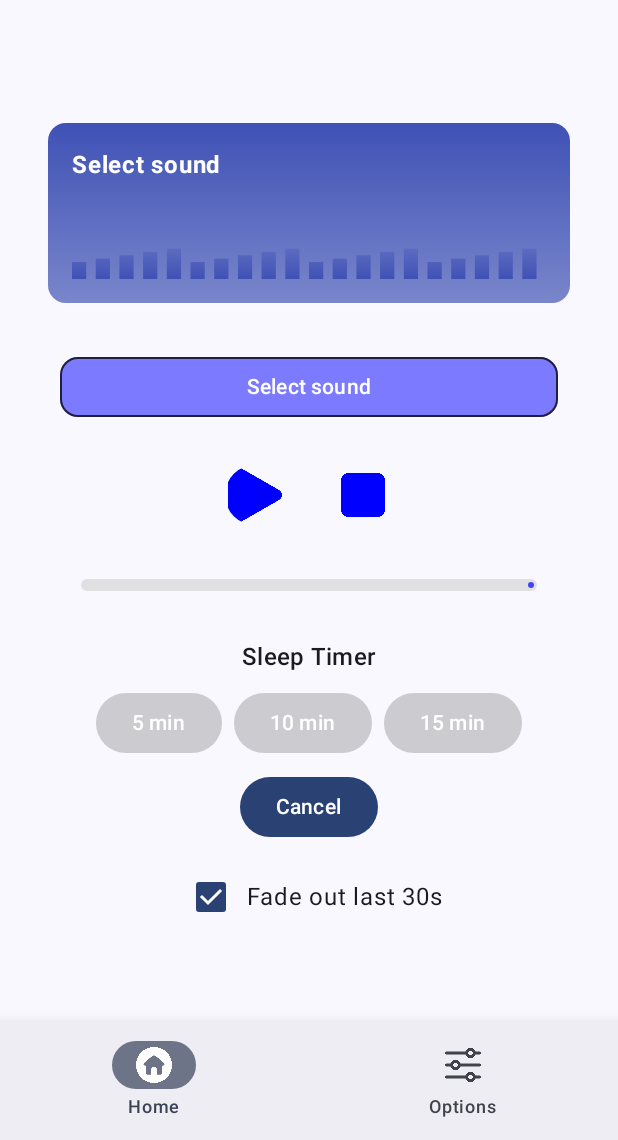
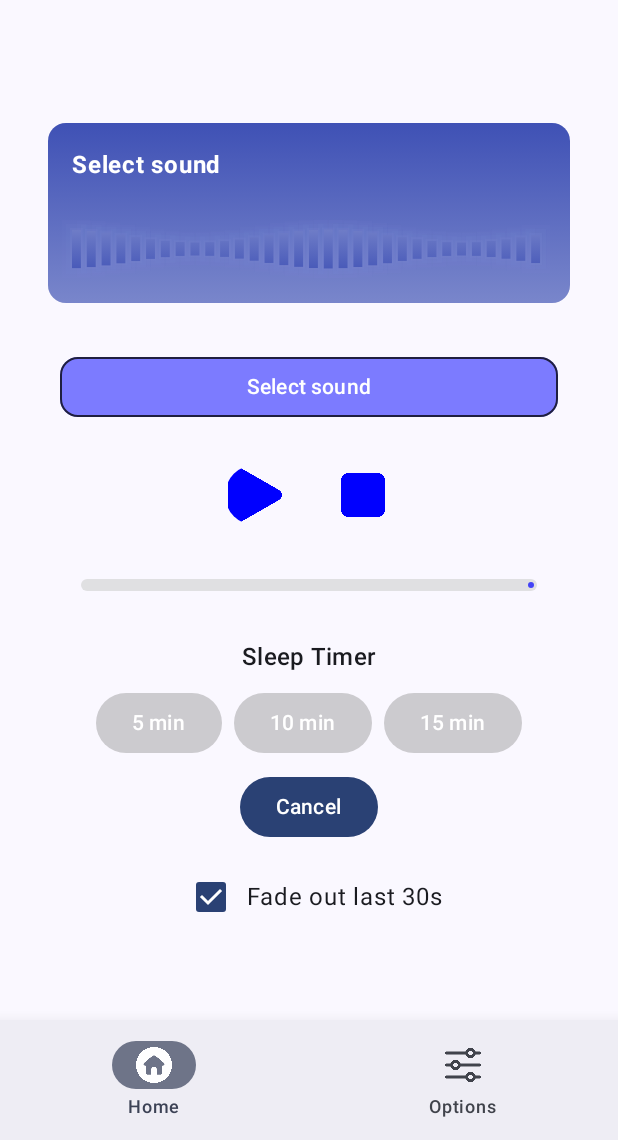
Before and after one commit to Pavball/WhiteNoise, an Android app built with Jetpack Compose: the screen it shows after launch (MainActivity), on a phone screen of 412 x 824 dp, the part 96-1236 px from its top. Run offline under Robolectric (Android 15) with nearby library versions, the phone set to English and light mode, and no system bars; our stand-ins replace Compose Multiplatform resources.

Commit message:
[ANDROID] - Slight adjustments

```diff
--- a/composeApp/src/commonMain/kotlin/pavball/hr/whitenoise/ui/components/NowPlayingCard.kt
+++ b/composeApp/src/commonMain/kotlin/pavball/hr/whitenoise/ui/components/NowPlayingCard.kt
@@ -56,7 +56,9 @@ fun NowPlayingCard(
                 }
             }
 
-            // 🎵 Add animated waveform
+            Spacer(modifier = Modifier.height(8.dp))
+
+            // Add animated waveform
             WaveformVisualizer(
                 isPlaying = isPlaying,
                 soundType = soundKey,
--- a/composeApp/src/commonMain/kotlin/pavball/hr/whitenoise/ui/components/WaveFormVisualizer.kt
+++ b/composeApp/src/commonMain/kotlin/pavball/hr/whitenoise/ui/components/WaveFormVisualizer.kt
@@ -17,6 +17,8 @@ import androidx.compose.ui.geometry.Size
 import androidx.compose.ui.graphics.Brush
 import androidx.compose.ui.graphics.Color
 import androidx.compose.ui.unit.dp
+import kotlin.math.PI
+import kotlin.math.sin
 
 @Composable
 fun WaveformVisualizer(
@@ -26,49 +28,88 @@ fun WaveformVisualizer(
 ) {
     val infiniteTransition = rememberInfiniteTransition(label = "wave")
 
-    // 🎵 Animate amplitude differently based on play state
-    val amplitude by infiniteTransition.animateFloat(
-        initialValue = if (isPlaying) 0.3f else 0.5f,
-        targetValue = if (isPlaying) 1f else 0.7f,
+    // Base amplitude that oscillates (drives both bar height and glow intensity)
+    val baseAmplitude by infiniteTransition.animateFloat(
+        initialValue = 0.3f,
+        targetValue = if (isPlaying) 1f else 0.6f,
         animationSpec = infiniteRepeatable(
             animation = tween(
-                durationMillis = if (isPlaying) 500 else 2500, // faster beat vs gentle pulse
+                durationMillis = if (isPlaying) 800 else 2000,
                 easing = LinearEasing
             ),
             repeatMode = RepeatMode.Reverse
         ),
-        label = "amplitude"
+        label = "baseAmplitude"
     )
 
-    // 🌈 Dynamic gradient based on sound type
-    val gradient = when (soundType) {
-        "ocean" -> Brush.verticalGradient(
-            listOf(Color(0xFF42A5F5), Color(0xFF1976D2))
-        )
-        "forest" -> Brush.verticalGradient(
-            listOf(Color(0xFF66BB6A), Color(0xFF2E7D32))
-        )
-        "rain" -> Brush.verticalGradient(
-            listOf(Color(0xFF90A4AE), Color(0xFF546E7A))
-        )
-        else -> Brush.verticalGradient(
-            listOf(Color(0xFF7986CB), Color(0xFF3F51B5))
-        )
+    // Horizontal phase motion
+    val phaseShift by infiniteTransition.animateFloat(
+        initialValue = 0f,
+        targetValue = (2f * PI).toFloat(),
+        animationSpec = infiniteRepeatable(
+            animation = tween(
+                durationMillis = if (isPlaying) 1500 else 4000,
+                easing = LinearEasing
+            ),
+            repeatMode = RepeatMode.Restart
+        ),
+        label = "phaseShift"
+    )
+
+    // Gradients per sound type
+    val (mainGradient, glowColor) = when (soundType) {
+        "ocean" -> Brush.verticalGradient(listOf(Color(0xFF42A5F5), Color(0xFF1976D2))) to Color(0xFF42A5F5)
+        "forest" -> Brush.verticalGradient(listOf(Color(0xFF66BB6A), Color(0xFF2E7D32))) to Color(0xFF66BB6A)
+        "rain" -> Brush.verticalGradient(listOf(Color(0xFF90A4AE), Color(0xFF546E7A))) to Color(0xFF90A4AE)
+        else -> Brush.verticalGradient(listOf(Color(0xFF7986CB), Color(0xFF3F51B5))) to Color(0xFF7986CB)
     }
 
-    Canvas(modifier = modifier.fillMaxWidth().height(100.dp)) {
-        val barCount = 20
+    Canvas(modifier = modifier.fillMaxWidth().height(80.dp)) {
+        val barCount = 32
         val barWidth = size.width / barCount
+        val centerY = size.height / 2f
 
+        // Glow layers: draw a few translucent rects behind each bar with increasing size and decreasing alpha
         for (i in 0 until barCount) {
-            // Slight staggered variation between bars for a more natural look
-            val variation = (i % 5) * 0.1f
-            val heightFactor = amplitude * (0.5f + variation)
-            val barHeight = size.height * heightFactor
+            val localPhase = phaseShift + (i * 0.35f)
+            val waveOffset = sin(localPhase)
+            val heightFactor = baseAmplitude * (0.5f + (waveOffset + 1f) / 2f)
+            val barHeight = size.height * heightFactor * 0.9f
+
+            val x = i * barWidth
+            val y = centerY - barHeight / 2
+            val w = barWidth * 0.6f
+            val h = barHeight
+
+            // glow intensity scales with amplitude (so playing = stronger glow)
+            val glowIntensity = (0.08f + 0.4f * baseAmplitude).coerceIn(0.02f, 0.6f)
+
+            // Draw 3 glow layers (furthest = largest & faintest)
+            val glowLayers = listOf(
+                Pair(10f, glowIntensity * 0.18f), // outer
+                Pair(6f, glowIntensity * 0.32f),  // mid
+                Pair(2f, glowIntensity * 0.6f)    // inner
+            )
+
+            for ((offsetPadding, alpha) in glowLayers) {
+                drawRect(
+                    color = glowColor.copy(alpha = alpha),
+                    topLeft = Offset(x - offsetPadding, y - offsetPadding),
+                    size = Size(w + offsetPadding * 2f, h + offsetPadding * 2f)
+                )
+            }
+        }
+
+        // Main bars over the glow
+        for (i in 0 until barCount) {
+            val localPhase = phaseShift + (i * 0.35f)
+            val waveOffset = sin(localPhase)
+            val heightFactor = baseAmplitude * (0.5f + (waveOffset + 1f) / 2f)
+            val barHeight = size.height * heightFactor * 0.9f
 
             drawRect(
-                brush = gradient,
-                topLeft = Offset(i * barWidth, size.height - barHeight),
+                brush = mainGradient,
+                topLeft = Offset(x = i * barWidth, y = centerY - barHeight / 2),
                 size = Size(barWidth * 0.6f, barHeight)
             )
         }
--- a/composeApp/src/commonMain/kotlin/pavball/hr/whitenoise/ui/screens/Screens.kt
+++ /dev/null
@@ -1,5 +0,0 @@
-package pavball.hr.whitenoise.ui.screens
-
-enum class Screens(val route: String) {
-    MAIN("main"),
-}
--- a/composeApp/src/commonMain/kotlin/pavball/hr/whitenoise/ui/screens/home/HomeScreen.kt
+++ b/composeApp/src/commonMain/kotlin/pavball/hr/whitenoise/ui/screens/home/HomeScreen.kt
@@ -83,7 +83,6 @@ fun HomeScreen(
             1f - (state.remainingTime!!.toFloat() / state.totalTime!!.toFloat())
         else 0f
     }
-
 
     Column(
         modifier = modifier
```
Also changed, not shown: 1 other file.
